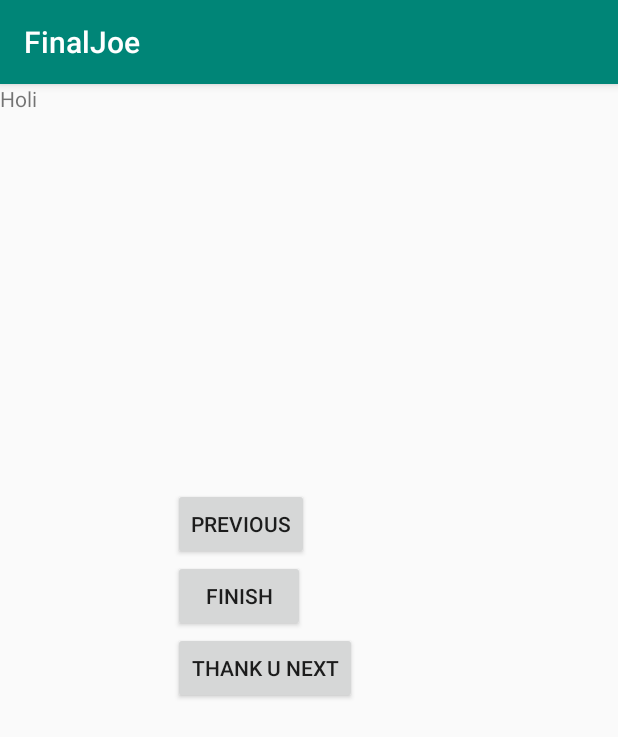
After one commit to madcapitanmorgan/FinalJoe, an Android app: the StartPresentationActivity screen opened directly, with no data from a screen before it, on a phone screen of 412 x 824 dp. The commit adds this screen. Shown: the top 737 px of the screen. Run offline under Robolectric (Android 15) with nearby library versions, the phone set to English and light mode, and no system bars; our stand-ins replace Room's generated code.

Commit message:
fini
gtiRich

```diff
--- a/app/src/main/java/com/example/finaljoe/Diapositiva.java
+++ b/app/src/main/java/com/example/finaljoe/Diapositiva.java
@@ -19,10 +19,14 @@ public class Diapositiva {
     @ColumnInfo(name = "diapositiva_image")
     public String diapositivaImage;
 
+    @ColumnInfo(name = "diapositiva_time")
+    public int diapositivaTime;
 
-    public Diapositiva(String diapositivaScript, String diapositivaImage) {
+
+    public Diapositiva(String diapositivaScript, String diapositivaImage, int diapositivaTime) {
         this.diapositivaScript = diapositivaScript;
         this.diapositivaImage = diapositivaImage;
+        this.diapositivaTime = diapositivaTime;
     }
 
     public void setDiapositivaId(int diapositivaId) {
@@ -40,4 +44,7 @@ public class Diapositiva {
     public String getDiapositivaImage(){
         return diapositivaImage;
     }
+    public int getDiapositivaTime(){
+        return diapositivaTime;
+    }
 }
--- a/app/src/main/java/com/example/finaljoe/DiapositivaDAO.java
+++ b/app/src/main/java/com/example/finaljoe/DiapositivaDAO.java
@@ -4,13 +4,14 @@ import androidx.lifecycle.LiveData;
 import androidx.room.Dao;
 import androidx.room.Delete;
 import androidx.room.Insert;
+import androidx.room.OnConflictStrategy;
 import androidx.room.Query;
 import androidx.room.Update;
 
 import java.util.List;
 @Dao
 public interface DiapositivaDAO {
-    @Insert
+    @Insert(onConflict = OnConflictStrategy.REPLACE)
     public long[] insert(Diapositiva... diapositivas);
 
     @Update
@@ -19,9 +20,12 @@ public interface DiapositivaDAO {
     @Delete
     public void delete(Diapositiva... diapositivas);
 
+
+
     @Query("SELECT * FROM diapositiva")
-    public LiveData<List<Diapositiva>> getAll();
+    public List<Diapositiva> getAll();
 
-    @Query("SELECT * FROM diapositiva WHERE diapositiva_id LIKE :searchName")
-    public LiveData<List<Diapositiva>> search(String searchName);
+    @Query("SELECT * FROM diapositiva WHERE diapositiva_id LIKE :searchId")
+    //public List<Diapositiva> search(int searchId);
+    public Diapositiva search(int searchId);
 }
--- a/app/src/main/java/com/example/finaljoe/DiapositivaDatabase.java
+++ b/app/src/main/java/com/example/finaljoe/DiapositivaDatabase.java
@@ -43,9 +43,9 @@ public abstract class DiapositivaDatabase extends RoomDatabase {
 
         @Override
         protected Void doInBackground(Void... voids) {
-            diapositivaDAO.insert(new Diapositiva( "Holi", "@mipmap/asdf"));
-            diapositivaDAO.insert(new Diapositiva( "mi tema es", "@mipmap/asdf2"));
-            diapositivaDAO.insert(new Diapositiva( "Jobs, threads y asynkTasks", "@mipmap/asdf3"));
+            diapositivaDAO.insert(new Diapositiva( "Holi", "@mipmap/asdf",3));
+            diapositivaDAO.insert(new Diapositiva( "mi tema es", "@mipmap/asdf2",4));
+            diapositivaDAO.insert(new Diapositiva( "Jobs, threads y asynkTasks", "@mipmap/asdf3",5));
             return null;
         }
     }
--- a/app/src/main/java/com/example/finaljoe/DiapositivaRepository.java
+++ b/app/src/main/java/com/example/finaljoe/DiapositivaRepository.java
@@ -2,6 +2,7 @@ package com.example.finaljoe;
 
 import android.app.Application;
 import android.os.AsyncTask;
+import android.util.Log;
 
 import androidx.lifecycle.LiveData;
 
@@ -11,13 +12,14 @@ public class DiapositivaRepository {
     private DiapositivaDAO diapositivaDAO;
     private LiveData<List<Diapositiva>> allDiapositivas;
 
-    public DiapositivaRepository(Application application){
+    public  DiapositivaRepository(Application application){
         DiapositivaDatabase database = DiapositivaDatabase.getInstance(application);
         diapositivaDAO = database.diapositivaDAO();
-        allDiapositivas = diapositivaDAO.getAll();
+        //allDiapositivas = diapositivaDAO.getAll();
     }
 
-    public void inser(Diapositiva diapositiva){
+    public void insert(Diapositiva diapositiva){
+        Log.e("repository", diapositiva.diapositivaImage+" " + diapositiva.diapositivaTime+ " "+ diapositiva.diapositivaScript);
         new InsertDiapositivaAsynkTask(diapositivaDAO).execute(diapositiva);
     }
     public void update(Diapositiva diapositiva)
@@ -28,11 +30,43 @@ public class DiapositivaRepository {
     {
         new DeleteDiapositivaAsynkTask(diapositivaDAO).execute();
     }
+    public Diapositiva search(Diapositiva diapositiva)
+    {
+        try {
+            return new SearchDiapositivaAsynkTask(diapositivaDAO).execute(diapositiva).get();
+        }
+       catch (Exception e){
+            return null;
+       }
+    }
 
-    public LiveData<List<Diapositiva>> getAllDiapositivas()
-    {
-        return allDiapositivas;
+
+
+
+    private static class SearchDiapositivaAsynkTask extends AsyncTask<Diapositiva, Void , Diapositiva> {
+        private DiapositivaDAO diapositivaDAO;
+
+        private SearchDiapositivaAsynkTask(DiapositivaDAO diapositivaDAO)
+        {
+            this.diapositivaDAO = diapositivaDAO;
+        }
+
+        @Override
+        protected Diapositiva doInBackground(Diapositiva... diapositivas) {
+
+            //Diapositiva diapositiva= new Diapositiva("","", 0);
+            //diapositiva =  diapositivaDAO.search(diapositiva.diapositivaId).get(0);
+            Diapositiva diapositiva =  diapositivaDAO.search(diapositivas[0].diapositivaId);
+            return diapositiva;
+        }
+
+        @Override
+        protected void onPostExecute(Diapositiva diapositiva) {
+            super.onPostExecute(diapositiva);
+
+        }
     }
+
 
     private static class InsertDiapositivaAsynkTask extends AsyncTask<Diapositiva, Void , Void> {
         private DiapositivaDAO diapositivaDAO;
--- /dev/null
+++ b/app/src/main/java/com/example/finaljoe/StartPresentationActivity.java
@@ -0,0 +1,25 @@
+package com.example.finaljoe;
+
+import androidx.appcompat.app.AppCompatActivity;
+
+import android.os.Bundle;
+import android.widget.ImageView;
+import android.widget.TextView;
+
+public class StartPresentationActivity extends AppCompatActivity {
+    private static DiapositivaRepository repository;
+    TextView scriptview;
+
+    @Override
+    protected void onCreate(Bundle savedInstanceState){
+        super.onCreate(savedInstanceState);
+        setContentView(R.layout.activity_start_presentation);
+
+        repository = new DiapositivaRepository(this.getApplication());
+        Diapositiva diapositiva = new Diapositiva("","",0);
+        diapositiva.setDiapositivaId(1);
+        diapositiva = repository.search(diapositiva);
+        scriptview = findViewById(R.id.tex_script);
+        scriptview.setText(diapositiva.diapositivaScript);
+    }
+}
--- /dev/null
+++ b/app/src/main/res/layout/activity_start_presentation.xml
@@ -0,0 +1,41 @@
+<?xml version="1.0" encoding="utf-8"?>
+<LinearLayout xmlns:android="http://schemas.android.com/apk/res/android"
+    android:layout_width="match_parent"
+    android:layout_height="match_parent"
+    android:orientation="vertical">
+
+    <ImageView
+        android:id="@+id/image_prest"
+        android:layout_width="wrap_content"
+        android:layout_height="wrap_content"
+        />
+
+    <TextView
+        android:id="@+id/tex_script"
+        android:layout_width="match_parent"
+        android:layout_height="wrap_content"
+        android:text="Script" />
+
+    <Button
+        android:layout_width="wrap_content"
+        android:layout_height="wrap_content"
+        android:layout_marginStart="115dp"
+        android:layout_marginTop="250dp"
+        android:text="Previous"
+        android:id="@+id/b_prev"/>
+
+    <Button
+        android:id="@+id/b_finish"
+        android:layout_width="wrap_content"
+        android:layout_height="wrap_content"
+        android:layout_marginStart="115dp"
+        android:text="Finish" />
+
+    <Button
+        android:id="@+id/b_next"
+        android:layout_width="wrap_content"
+        android:layout_height="wrap_content"
+        android:layout_marginStart="115dp"
+        android:text="Thank u next" />
+
+</LinearLayout>
```
Also changed, not shown: app/src/main/AndroidManifest.xml (+6 -3 lines), app/src/main/java/com/example/finaljoe/AddDiapositivaActivity.java (added, +79 -0 lines), app/src/main/java/com/example/finaljoe/MainActivity.java (+26 -0 lines), app/src/main/res/layout/activity_add_diapositiva.xml (added, +37 -0 lines).
